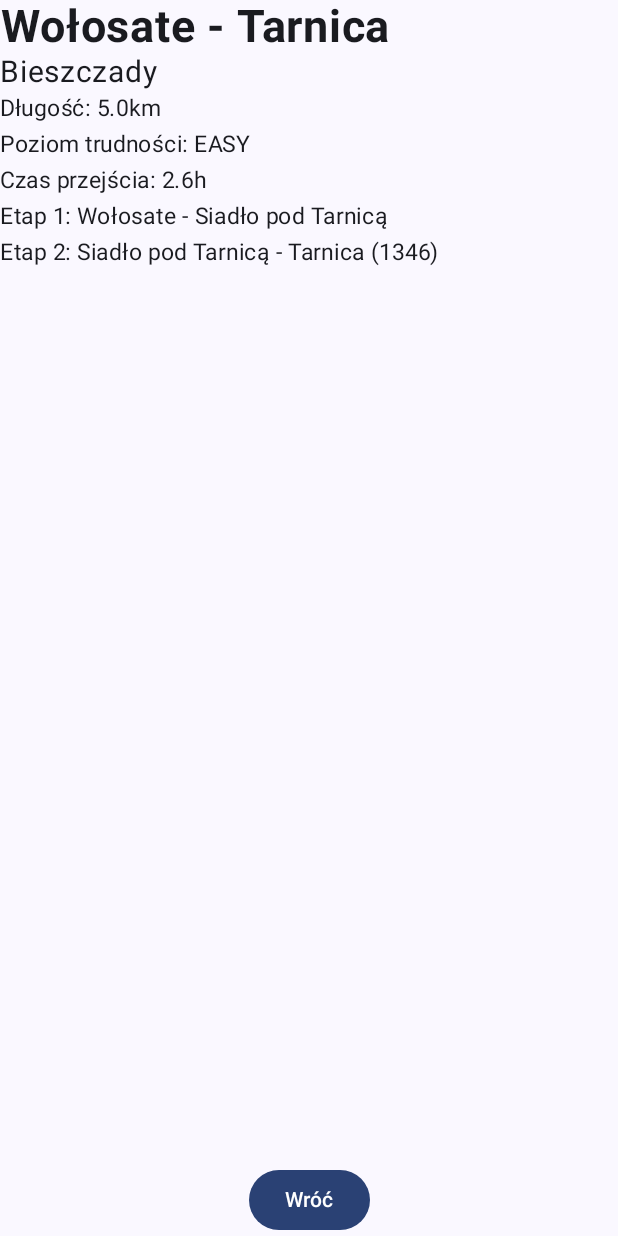
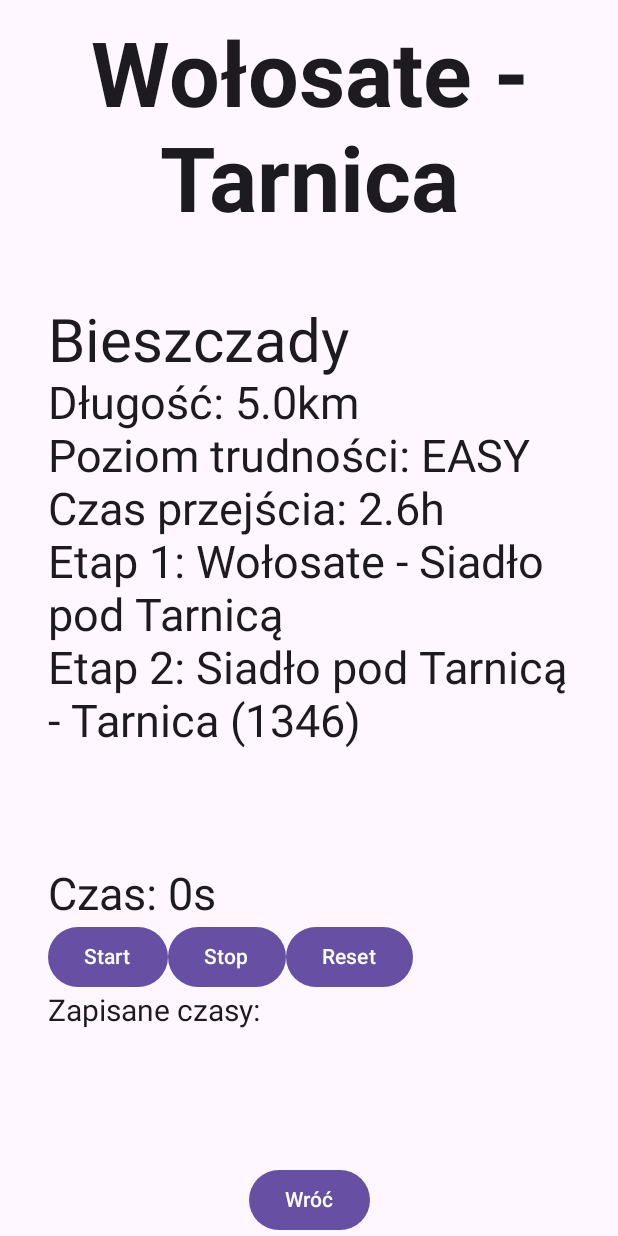
Before and after one commit to AventixQ/RoverPath, an Android app built with Jetpack Compose: the composable App shown on its own in the app's theme, after a tap on an icon or button, on a phone screen of 412 x 824 dp. Run offline under Robolectric (Android 15) with nearby library versions, the phone set to English and light mode, and no system bars.

Commit message:
Add list-details functionality and stoper

```diff
--- /dev/null
+++ b/app/src/main/java/com/example/roverpath/Details.kt
@@ -0,0 +1,128 @@
+package com.example.roverpath
+
+import androidx.compose.foundation.layout.Box
+import androidx.compose.foundation.layout.Column
+import androidx.compose.foundation.layout.Spacer
+import androidx.compose.foundation.layout.fillMaxSize
+import androidx.compose.foundation.layout.fillMaxWidth
+import androidx.compose.foundation.layout.height
+import androidx.compose.foundation.layout.padding
+import androidx.compose.foundation.shape.RoundedCornerShape
+import androidx.compose.material3.Button
+import androidx.compose.material3.Surface
+import androidx.compose.material3.Text
+import androidx.compose.runtime.Composable
+import androidx.compose.ui.Alignment
+import androidx.compose.ui.Modifier
+import androidx.compose.ui.text.font.FontWeight
+import androidx.compose.ui.text.style.TextAlign
+import androidx.compose.ui.unit.dp
+import androidx.compose.ui.unit.sp
+import androidx.navigation.NavController
+
+//Kontent wyświetlany dla pozycji poziomej, na pozostałej szerokości ekranu
+@Composable
+fun DetailsContent(trail: Trail) {
+    // Wypisywanie wszystkich szczegółów ścieżki
+    Box(
+        Modifier
+            .fillMaxSize(),
+        contentAlignment = Alignment.TopCenter
+    ) {
+        Column (
+            Modifier
+                .fillMaxWidth()
+        ){
+            Text(
+                text = trail.name,
+                fontSize = 60.sp,
+                textAlign = TextAlign.Center,
+                fontWeight = FontWeight.Bold,
+                modifier = Modifier.padding(16.dp)
+            )
+            Surface( //dla upiększenia
+                modifier = Modifier.padding(16.dp),
+                shape = RoundedCornerShape(8.dp)
+            ) {
+                Column(modifier = Modifier.padding(16.dp)) {
+                    Text(text = trail.place, fontSize = 40.sp)
+                    Text(text = "Długość: ${trail.length}km", fontSize = 30.sp)
+                    Text(text = "Poziom trudności: ${trail.difficultyLevel}", fontSize = 30.sp)
+                    val dependTime = trail.difficultyLevel.speed * trail.time
+                    Text(text = "Czas przejścia: ${dependTime}h", fontSize = 30.sp)
+                    trail.stages.forEach { stage ->
+                        Text(text = "${stage.name}: ${stage.where}", fontSize = 30.sp)
+                    }
+                }
+            }
+            Spacer(modifier = Modifier.height(16.dp)) //dla upiększenia
+            Surface(
+                modifier = Modifier.padding(16.dp),
+                shape = RoundedCornerShape(8.dp)
+            ) {
+                Column(modifier = Modifier.padding(16.dp)) {
+                    Stoper()
+                }
+            }
+        }
+    }
+}
+
+
+// Ekran ze szczegółami każdej ścieżki dla pozycji pionowej
+@Composable
+fun DetailsScreen(trailId: String?, navController: NavController) {
+    val trail = getTrails().find { it.name == trailId } // Probrana ścieżka zależnie od jej nazwy
+    trail?.let {// Wypisywanie wszystkich szczegółów ścieżki
+        Box(
+            Modifier
+                .fillMaxSize(),
+            contentAlignment = Alignment.TopCenter
+        ) {
+            Column (
+                Modifier
+                    .fillMaxWidth()
+            ){
+                Text(
+                    text = trail.name,
+                    fontSize = 60.sp,
+                    textAlign = TextAlign.Center,
+                    fontWeight = FontWeight.Bold,
+                    modifier = Modifier.padding(16.dp)
+                )
+                Surface(
+                    modifier = Modifier.padding(16.dp),
+                    shape = RoundedCornerShape(8.dp)
+                ) {
+                    Column(modifier = Modifier.padding(16.dp)) {
+                        Text(text = trail.place, fontSize = 40.sp)
+                        Text(text = "Długość: ${trail.length}km", fontSize = 30.sp)
+                        Text(text = "Poziom trudności: ${trail.difficultyLevel}", fontSize = 30.sp)
+                        val dependTime = trail.difficultyLevel.speed * trail.time
+                        Text(text = "Czas przejścia: ${dependTime}h", fontSize = 30.sp)
+                        trail.stages.forEach { stage ->
+                            Text(text = "${stage.name}: ${stage.where}", fontSize = 30.sp)
+                        }
+                    }
+                }
+                Spacer(modifier = Modifier.height(16.dp))
+                Surface(
+                    modifier = Modifier.padding(16.dp),
+                    shape = RoundedCornerShape(8.dp)
+                ) {
+                    Column(modifier = Modifier.padding(16.dp)) {
+                        Stoper() //wyświetlanie stopera
+                    }
+                  }
+                }
+            }
+        Box(
+            Modifier
+                .fillMaxSize(),
+            contentAlignment = Alignment.BottomCenter
+        ) {
+            Button(onClick = { navController.navigate("main") }) { // przycisk poworotu do strony głównej
+                Text("Wróć")}
+        }
+    }
+}
--- a/app/src/main/java/com/example/roverpath/MainActivity.kt
+++ b/app/src/main/java/com/example/roverpath/MainActivity.kt
@@ -1,15 +1,12 @@
 package com.example.roverpath
 
-import android.R
-import android.R.id
+import android.content.res.Configuration
 import android.os.Bundle
 import androidx.activity.ComponentActivity
 import androidx.activity.compose.setContent
-import androidx.compose.foundation.background
 import androidx.compose.foundation.border
 import androidx.compose.foundation.clickable
 import androidx.compose.foundation.layout.Box
-import androidx.compose.foundation.layout.Column
 import androidx.compose.foundation.layout.Row
 import androidx.compose.foundation.layout.Spacer
 import androidx.compose.foundation.layout.fillMaxSize
@@ -20,15 +17,11 @@ import androidx.compose.foundation.layout.width
 import androidx.compose.foundation.lazy.LazyColumn
 import androidx.compose.foundation.lazy.items
 import androidx.compose.foundation.shape.RoundedCornerShape
-import androidx.compose.material3.Button
-import androidx.compose.material3.ExperimentalMaterial3Api
 import androidx.compose.material3.Text
 import androidx.compose.runtime.Composable
-import androidx.compose.ui.Alignment
+import androidx.compose.runtime.mutableStateOf
+import androidx.compose.runtime.remember
 import androidx.compose.ui.Modifier
-import androidx.compose.ui.graphics.Color
-import androidx.compose.ui.text.font.FontWeight
-import androidx.compose.ui.text.style.TextAlign
 import androidx.compose.ui.tooling.preview.Preview
 import androidx.compose.ui.unit.dp
 import androidx.compose.ui.unit.sp
@@ -36,8 +29,9 @@ import androidx.navigation.NavController
 import androidx.navigation.compose.NavHost
 import androidx.navigation.compose.composable
 import androidx.navigation.compose.rememberNavController
-
-// TODO: Fragmenty
+import androidx.compose.ui.platform.LocalConfiguration
+import androidx.compose.runtime.getValue
+import androidx.compose.runtime.setValue
 
 class MainActivity : ComponentActivity() {
     override fun onCreate(savedInstanceState: Bundle?) {
@@ -51,81 +45,18 @@ class MainActivity : ComponentActivity() {
 @Composable
 fun App() {
     val navController = rememberNavController()
+
     NavHost(navController, startDestination = "main") {
-        composable("main") { MainScreen(navController) }
+        composable("main") {
+            val configuration = LocalConfiguration.current
+            if (configuration.orientation == Configuration.ORIENTATION_LANDSCAPE) {
+                MainTabletScreen(navController)
+            } else {
+                MainScreen(navController)
+            }
+        }
         composable("details/{trailId}") { backStackEntry ->
             DetailsScreen(backStackEntry.arguments?.getString("trailId"),navController)
-        }
-    }
-}
-
-// Główny ekran z wypisanymi wszystkimi ścieżkami
-@Composable
-fun MainScreen(navController: NavController) {
-    val trails = getTrails() // Pobieramy ścieżki
-    LazyColumn( // Składamy ścieżki w kolumny
-        Modifier
-            .fillMaxSize()
-            .systemBarsPadding()
-    ){
-        items(trails) { trail -> // Dla każdej ścieżki trail wypisujemy nazwe + miejsce
-            Row(
-                Modifier
-                    .fillMaxWidth()
-                    .border(4.dp, trail.color, RoundedCornerShape(4.dp)) // KOLORKI szlaków jako otoczka
-                    .padding(vertical = 8.dp)){
-                Spacer(modifier = Modifier.width(8.dp))
-                Text(
-                    text = trail.name + "\n" + trail.place,
-                    fontSize = 30.sp,
-                    modifier = Modifier
-                        .clickable { navController.navigate("details/${trail.name}") } // Przycisk, po wciśnięciu przjeście do DetailsScreen
-                        .padding(16.dp)
-
-                        .fillMaxWidth()
-                )
-            }
-        }
-    }
-}
-
-// Ekran ze szczegółami każdej ścieżki
-@Composable
-fun DetailsScreen(trailId: String?, navController: NavController) {
-    val trail = getTrails().find { it.name == trailId } // Probrana ścieżka zależnie od jej nazwy
-    trail?.let {// Wypisywanie wszystkich szczegółów ścieżki
-        Box(
-            Modifier
-                .fillMaxSize(),
-            contentAlignment = Alignment.TopCenter
-        ) {
-            Column (
-                Modifier
-                    .fillMaxWidth()
-            ){
-                Text(
-                    text = it.name,
-                    fontSize = 30.sp,
-                    textAlign = TextAlign.Center,
-                    fontWeight = FontWeight.Bold
-                )
-                Text(text = it.place, fontSize = 20.sp)
-                Text(text = "Długość: ${it.length}km", fontSize = 15.sp)
-                Text(text = "Poziom trudności: ${it.difficultyLevel}", fontSize = 15.sp)
-                val dependTime = it.difficultyLevel.speed * it.time
-                Text(text = "Czas przejścia: ${dependTime}h", fontSize = 15.sp)
-                it.stages.forEach { stage ->
-                    Text(text = "${stage.name}: ${stage.where}", fontSize = 15.sp)
-                }
-            }
-        }
-        Box(
-            Modifier
-                .fillMaxSize(),
-            contentAlignment = Alignment.BottomCenter
-        ) {
-        Button(onClick = { navController.navigate("main") }) { // przycisk poworotu do strony głównej
-            Text("Wróć")}
         }
     }
 }
--- /dev/null
+++ b/app/src/main/java/com/example/roverpath/MainScreens.kt
@@ -0,0 +1,106 @@
+package com.example.roverpath
+
+import androidx.compose.foundation.border
+import androidx.compose.foundation.clickable
+import androidx.compose.foundation.layout.Box
+import androidx.compose.foundation.layout.Row
+import androidx.compose.foundation.layout.Spacer
+import androidx.compose.foundation.layout.fillMaxSize
+import androidx.compose.foundation.layout.fillMaxWidth
+import androidx.compose.foundation.layout.padding
+import androidx.compose.foundation.layout.systemBarsPadding
+import androidx.compose.foundation.layout.width
+import androidx.compose.foundation.lazy.LazyColumn
+import androidx.compose.foundation.lazy.items
+import androidx.compose.foundation.shape.RoundedCornerShape
+import androidx.compose.material3.Text
+import androidx.compose.runtime.Composable
+import androidx.compose.runtime.getValue
+import androidx.compose.runtime.mutableStateOf
+import androidx.compose.runtime.remember
+import androidx.compose.runtime.setValue
+import androidx.compose.ui.Modifier
+import androidx.compose.ui.unit.dp
+import androidx.compose.ui.unit.sp
+import androidx.navigation.NavController
+
+// Główny ekran z wypisanymi wszystkimi ścieżkami
+@Composable
+fun MainScreen(navController: NavController) {
+    val trails = getTrails() // Pobieramy ścieżki
+    LazyColumn( // Składamy ścieżki w kolumny
+        Modifier
+            .fillMaxSize()
+            .systemBarsPadding()
+    ){
+        items(trails) { trail -> // Dla każdej ścieżki trail wypisujemy nazwe + miejsce
+            Row(
+                Modifier
+                    .fillMaxWidth()
+                    .border(
+                        4.dp,
+                        trail.color,
+                        RoundedCornerShape(4.dp)
+                    ) // KOLORKI szlaków jako otoczka
+                    .padding(vertical = 16.dp)){
+                Spacer(modifier = Modifier.width(8.dp))
+                Text(
+                    text = trail.name + "\n" + trail.place,
+                    fontSize = 50.sp,
+                    modifier = Modifier
+                        .clickable { navController.navigate("details/${trail.name}") } // Przycisk, po wciśnięciu przjeście do DetailsScreen
+                        .padding(16.dp)
+
+                        .fillMaxWidth()
+                )
+            }
+        }
+    }
+}
+
+@Composable
+fun MainTabletScreen(navController: NavController) {
+    val trails = getTrails() // Pobieramy ścieżki
+    var selectedTrail by remember { mutableStateOf<Trail?>(null) } // Stan dla wybranego szlaku
+
+    Row(Modifier.fillMaxSize()) { // Dodajemy Row, aby podzielić ekran na dwie części
+        LazyColumn( // Składamy ścieżki w kolumny
+            Modifier
+                .fillMaxWidth(0.4f) // Zajmuje tylko połowę szerokości ekranu
+                .systemBarsPadding()
+        ){
+            items(trails) { trail -> // Dla każdej ścieżki trail wypisujemy nazwe + miejsce
+                Row(
+                    Modifier
+                        .fillMaxWidth()
+                        .border(
+                            4.dp,
+                            trail.color,
+                            RoundedCornerShape(4.dp)
+                        ) // KOLORKI szlaków jako otoczka
+                        .padding(vertical = 16.dp)){
+                    Spacer(modifier = Modifier.width(8.dp))
+                    Text(
+                        text = trail.name + "\n" + trail.place,
+                        fontSize = 30.sp,
+                        modifier = Modifier
+                            .clickable {
+                                selectedTrail = trail
+                            } // Aktualizujemy stan wybranego szlaku
+                            .padding(16.dp)
+                            .fillMaxWidth()
+                    )
+                }
+            }
+        }
+        Box(
+            Modifier
+                .fillMaxWidth()
+                .padding(start = 16.dp)
+        ) { // Druga połowa ekranu dla szczegółów szlaku
+            selectedTrail?.let { trail ->
+                DetailsContent(trail) // Wyświetlamy szczegóły wybranego szlaku
+            }
+        }
+    }
+}
--- /dev/null
+++ b/app/src/main/java/com/example/roverpath/Stoper.kt
@@ -0,0 +1,51 @@
+package com.example.roverpath
+
+import androidx.compose.foundation.layout.Column
+import androidx.compose.foundation.layout.Row
+import androidx.compose.material3.Button
+import androidx.compose.material3.Text
+import androidx.compose.runtime.Composable
+import androidx.compose.runtime.LaunchedEffect
+import androidx.compose.runtime.getValue
+import androidx.compose.runtime.mutableStateOf
+import androidx.compose.runtime.remember
+import androidx.compose.runtime.setValue
+import androidx.compose.ui.unit.sp
+import kotlinx.coroutines.delay
+
+@Composable
+fun Stoper() { //stoper z 3 przyciskami: Start | Stop | Reset
+    var time by remember { mutableStateOf(0) }
+    var running by remember { mutableStateOf(false) }
+    var times by remember { mutableStateOf(listOf<Int>()) }
+
+    LaunchedEffect(running) {
+        while (running) {
+            delay(1000)
+            time++
+        }
+    }
+
+    Column {
+        Text(text = "Czas: ${time}s", fontSize = 30.sp)
+        Row {
+            Button(onClick = { running = true }) {
+                Text("Start")
+            }
+            Button(onClick = { running = false }) {
+                Text("Stop")
+            }
+            Button(onClick = { //Reset czyści wyniki i dodaje czas do times
+                running = false
+                times = times + time
+                time = 0
+            }) {
+                Text("Reset")
+            }
+        }
+        Text(text = "Zapisane czasy:", fontSize = 20.sp)
+        times.forEach { savedTime ->
+            Text(text = "${savedTime}s", fontSize = 15.sp)
+        }
+    }
+}
--- a/app/src/main/java/com/example/roverpath/ui/theme/Color.kt
+++ /dev/null
@@ -1,11 +0,0 @@
-package com.example.roverpath.ui.theme
-
-import androidx.compose.ui.graphics.Color
-
-val Purple80 = Color(0xFFD0BCFF)
-val PurpleGrey80 = Color(0xFFCCC2DC)
-val Pink80 = Color(0xFFEFB8C8)
-
-val Purple40 = Color(0xFF6650a4)
-val PurpleGrey40 = Color(0xFF625b71)
-val Pink40 = Color(0xFF7D5260)
--- a/app/src/main/java/com/example/roverpath/ui/theme/Theme.kt
+++ /dev/null
@@ -1,70 +0,0 @@
-package com.example.roverpath.ui.theme
-
-import android.app.Activity
-import android.os.Build
-import androidx.compose.foundation.isSystemInDarkTheme
-import androidx.compose.material3.MaterialTheme
-import androidx.compose.material3.darkColorScheme
-import androidx.compose.material3.dynamicDarkColorScheme
-import androidx.compose.material3.dynamicLightColorScheme
-import androidx.compose.material3.lightColorScheme
-import androidx.compose.runtime.Composable
-import androidx.compose.runtime.SideEffect
-import androidx.compose.ui.graphics.toArgb
-import androidx.compose.ui.platform.LocalContext
-import androidx.compose.ui.platform.LocalView
-import androidx.core.view.WindowCompat
-
-private val DarkColorScheme = darkColorScheme(
-    primary = Purple80,
-    secondary = PurpleGrey80,
-    tertiary = Pink80
-)
-
-private val LightColorScheme = lightColorScheme(
-    primary = Purple40,
-    secondary = PurpleGrey40,
-    tertiary = Pink40
-
-    /* Other default colors to override
-    background = Color(0xFFFFFBFE),
-    surface = Color(0xFFFFFBFE),
-    onPrimary = Color.White,
-    onSecondary = Color.White,
-    onTertiary = Color.White,
-    onBackground = Color(0xFF1C1B1F),
-    onSurface = Color(0xFF1C1B1F),
-    */
-)
-
-@Composable
-fun RoverPathTheme(
-    darkTheme: Boolean = isSystemInDarkTheme(),
-    // Dynamic color is available on Android 12+
-    dynamicColor: Boolean = true,
-    content: @Composable () -> Unit
-) {
-    val colorScheme = when {
-        dynamicColor && Build.VERSION.SDK_INT >= Build.VERSION_CODES.S -> {
-            val context = LocalContext.current
-            if (darkTheme) dynamicDarkColorScheme(context) else dynamicLightColorScheme(context)
-        }
-
-        darkTheme -> DarkColorScheme
-        else -> LightColorScheme
-    }
-    val view = LocalView.current
-    if (!view.isInEditMode) {
-        SideEffect {
-            val window = (view.context as Activity).window
-            window.statusBarColor = colorScheme.primary.toArgb()
-            WindowCompat.getInsetsController(window, view).isAppearanceLightStatusBars = darkTheme
-        }
-    }
-
-    MaterialTheme(
-        colorScheme = colorScheme,
-        typography = Typography,
-        content = content
-    )
-}
--- a/app/src/main/java/com/example/roverpath/ui/theme/Type.kt
+++ /dev/null
@@ -1,34 +0,0 @@
-package com.example.roverpath.ui.theme
-
-import androidx.compose.material3.Typography
-import androidx.compose.ui.text.TextStyle
-import androidx.compose.ui.text.font.FontFamily
-import androidx.compose.ui.text.font.FontWeight
-import androidx.compose.ui.unit.sp
-
-// Set of Material typography styles to start with
-val Typography = Typography(
-    bodyLarge = TextStyle(
-        fontFamily = FontFamily.Default,
-        fontWeight = FontWeight.Normal,
-        fontSize = 16.sp,
-        lineHeight = 24.sp,
-        letterSpacing = 0.5.sp
-    )
-    /* Other default text styles to override
-    titleLarge = TextStyle(
-        fontFamily = FontFamily.Default,
-        fontWeight = FontWeight.Normal,
-        fontSize = 22.sp,
-        lineHeight = 28.sp,
-        letterSpacing = 0.sp
-    ),
-    labelSmall = TextStyle(
-        fontFamily = FontFamily.Default,
-        fontWeight = FontWeight.Medium,
-        fontSize = 11.sp,
-        lineHeight = 16.sp,
-        letterSpacing = 0.5.sp
-    )
-    */
-)
```
Also changed, not shown: 1 other file.
